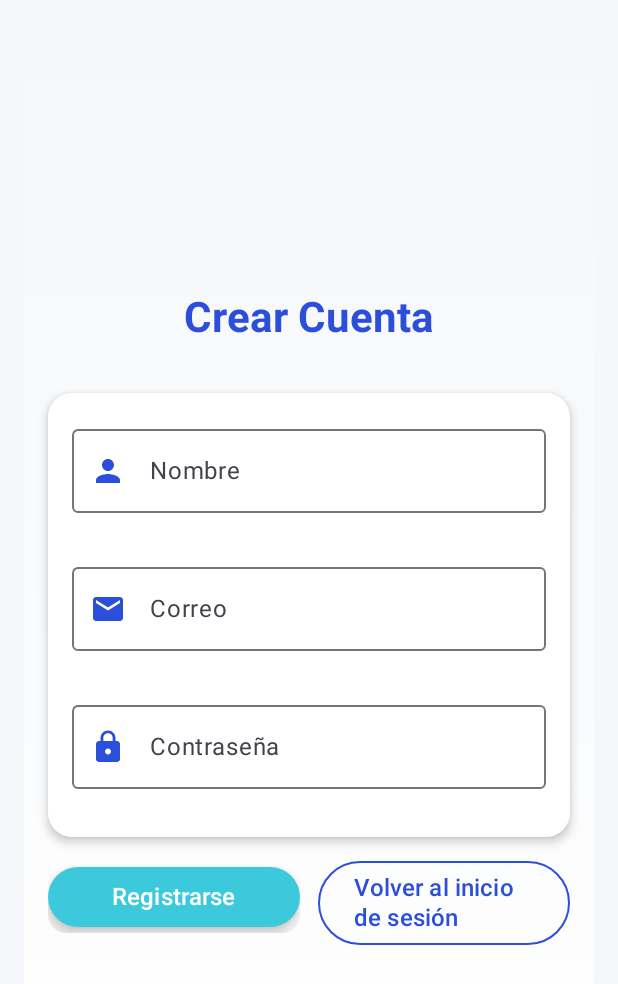
After one commit to MrMenth0l/Domingazo, an Android app built with Jetpack Compose: the RegisterScreen screen opened through its navigation route, on a phone screen of 412 x 824 dp. The commit adds this screen. Shown: the top 984 px of the screen. Run offline under Robolectric (Android 15) with nearby library versions, the phone set to English and light mode, and no system bars.

Commit message:
Implementacion de pantallas en la UI

```diff
--- /dev/null
+++ b/app/src/main/java/com/example/proyecto1_plataformasmoviles_domingazo/ui/login/LoginScreen.kt
@@ -0,0 +1,227 @@
+package com.example.proyecto1_plataformasmoviles_domingazo.ui.login
+
+import androidx.compose.animation.core.animateFloatAsState
+import androidx.compose.foundation.BorderStroke
+import androidx.compose.foundation.background
+import androidx.compose.foundation.layout.*
+import androidx.compose.foundation.shape.RoundedCornerShape
+import androidx.compose.material.icons.Icons
+import androidx.compose.material.icons.filled.Email
+import androidx.compose.material.icons.filled.Lock
+import androidx.compose.material3.*
+import androidx.compose.runtime.*
+import androidx.compose.ui.Alignment
+import androidx.compose.ui.Modifier
+import androidx.compose.ui.draw.clip
+import androidx.compose.ui.draw.scale
+import androidx.compose.ui.graphics.Brush
+import androidx.compose.ui.graphics.Color
+import androidx.compose.ui.text.font.FontWeight
+import androidx.compose.ui.text.input.PasswordVisualTransformation
+import androidx.compose.ui.unit.dp
+import androidx.compose.ui.unit.sp
+import com.example.proyecto1_plataformasmoviles_domingazo.ui.theme.AquaAccent
+import com.example.proyecto1_plataformasmoviles_domingazo.ui.theme.IndigoPrimary
+import kotlinx.coroutines.launch
+
+@OptIn(ExperimentalMaterial3Api::class)
+@Composable
+fun LoginScreen(
+    onLoginSuccess: () -> Unit,
+    onRegisterClick: () -> Unit,
+    registeredUsers: List<Triple<String, String, String>>, // Lista de usuarios registrados
+    snackbarHostState: SnackbarHostState = remember { SnackbarHostState() }
+) {
+    var email by remember { mutableStateOf("") }
+    var password by remember { mutableStateOf("") }
+    var emailError by remember { mutableStateOf(false) }
+    var passwordError by remember { mutableStateOf(false) }
+    var loginButtonPressed by remember { mutableStateOf(false) }
+    val loginButtonScale by animateFloatAsState(if (loginButtonPressed) 0.95f else 1f)
+    val coroutineScope = rememberCoroutineScope()
+
+    // Validación para el correo
+    fun isValidEmail(email: String): Boolean {
+        return email.contains("@") && email.contains(".")
+    }
+
+    Scaffold(
+        snackbarHost = { SnackbarHost(snackbarHostState) },
+        containerColor = Color(0xFFF5F7FA)
+    ) { padding ->
+        Column(
+            modifier = Modifier
+                .fillMaxSize()
+                .padding(padding)
+                .padding(horizontal = 16.dp, vertical = 20.dp)
+                .background(
+                    Brush.verticalGradient(
+                        colors = listOf(Color(0xFFF5F7FA), Color.White)
+                    )
+                ),
+            verticalArrangement = Arrangement.Center,
+            horizontalAlignment = Alignment.CenterHorizontally
+        ) {
+            // Título
+            Text(
+                text = "Bienvenido",
+                style = MaterialTheme.typography.headlineMedium.copy(
+                    fontWeight = FontWeight.Bold,
+                    fontSize = 28.sp,
+                    color = IndigoPrimary
+                ),
+                modifier = Modifier.padding(bottom = 32.dp)
+            )
+
+            // Tarjeta de formulario
+            Card(
+                modifier = Modifier
+                    .fillMaxWidth()
+                    .padding(horizontal = 16.dp),
+                shape = RoundedCornerShape(16.dp),
+                colors = CardDefaults.cardColors(containerColor = Color.White),
+                elevation = CardDefaults.cardElevation(defaultElevation = 4.dp)
+            ) {
+                Column(
+                    modifier = Modifier.padding(16.dp),
+                    verticalArrangement = Arrangement.spacedBy(12.dp)
+                ) {
+                    // Campo de correo
+                    OutlinedTextField(
+                        value = email,
+                        onValueChange = {
+                            email = it
+                            emailError = !isValidEmail(it)
+                        },
+                        label = { Text("Correo") },
+                        placeholder = { Text("Ej. ejemplo@correo.com") },
+                        leadingIcon = {
+                            Icon(
+                                Icons.Default.Email,
+                                contentDescription = "Ícono de correo",
+                                tint = IndigoPrimary
+                            )
+                        },
+                        modifier = Modifier
+                            .fillMaxWidth()
+                            .clip(RoundedCornerShape(12.dp)),
+                        isError = emailError,
+                        supportingText = {
+                            if (emailError) {
+                                Text(
+                                    text = "Ingresa un correo válido",
+                                    color = MaterialTheme.colorScheme.error,
+                                    style = MaterialTheme.typography.bodySmall
+                                )
+                            }
+                        },
+                        colors = OutlinedTextFieldDefaults.colors(
+                            focusedBorderColor = IndigoPrimary,
+                            unfocusedBorderColor = Color(0xFF757575),
+                            focusedLabelColor = IndigoPrimary,
+                            cursorColor = AquaAccent
+                        ),
+                        textStyle = MaterialTheme.typography.bodyLarge.copy(fontSize = 16.sp)
+                    )
+
+                    // Campo de contraseña
+                    OutlinedTextField(
+                        value = password,
+                        onValueChange = {
+                            password = it
+                            passwordError = it.isBlank()
+                        },
+                        label = { Text("Contraseña") },
+                        placeholder = { Text("Ingresa tu contraseña") },
+                        leadingIcon = {
+                            Icon(
+                                Icons.Default.Lock,
+                                contentDescription = "Ícono de contraseña",
+                                tint = IndigoPrimary
+                            )
+                        },
+                        visualTransformation = PasswordVisualTransformation(),
+                        modifier = Modifier
+                            .fillMaxWidth()
+                            .clip(RoundedCornerShape(12.dp)),
+                        isError = passwordError,
+                        supportingText = {
+                            if (passwordError) {
+                                Text(
+                                    text = "La contraseña no puede estar vacía",
+                                    color = MaterialTheme.colorScheme.error,
+                                    style = MaterialTheme.typography.bodySmall
+                                )
+                            }
+                        },
+                        colors = OutlinedTextFieldDefaults.colors(
+                            focusedBorderColor = IndigoPrimary,
+                            unfocusedBorderColor = Color(0xFF757575),
+                            focusedLabelColor = IndigoPrimary,
+                            cursorColor = AquaAccent
+                        ),
+                        textStyle = MaterialTheme.typography.bodyLarge.copy(fontSize = 16.sp)
+                    )
+                }
+            }
+
+            // Botones
+            Row(
+                modifier = Modifier
+                    .fillMaxWidth()
+                    .padding(top = 16.dp, start = 16.dp, end = 16.dp),
+                horizontalArrangement = Arrangement.spacedBy(12.dp)
+            ) {
+                Button(
+                    onClick = {
+                        loginButtonPressed = true
+                        emailError = !isValidEmail(email)
+                        passwordError = password.isBlank()
+                        if (!emailError && !passwordError) {
+                            // Verificar si el usuario existe en la lista de registrados
+                            val userExists = registeredUsers.any { it.second == email && it.third == password }
+                            if (userExists || (email == "diego.quan@uvg.edu.gt" && password == "123456")) {
+                                coroutineScope.launch {
+                                    snackbarHostState.showSnackbar("Inicio de sesión exitoso")
+                                    onLoginSuccess()
+                                }
+                            } else {
+                                coroutineScope.launch {
+                                    snackbarHostState.showSnackbar("Credenciales incorrectas")
+                                }
+                            }
+                        }
+                        loginButtonPressed = false
+                    },
+                    modifier = Modifier
+                        .weight(1f)
+                        .scale(loginButtonScale)
+                        .clip(RoundedCornerShape(12.dp)),
+                    colors = ButtonDefaults.buttonColors(
+                        containerColor = AquaAccent,
+                        contentColor = Color.White
+                    ),
+                    elevation = ButtonDefaults.buttonElevation(
+                        defaultElevation = 6.dp,
+                        pressedElevation = 2.dp
+                    )
+                ) {
+                    Text("Iniciar sesión", fontSize = 16.sp)
+                }
+
+                OutlinedButton(
+                    onClick = onRegisterClick,
+                    modifier = Modifier
+                        .weight(1f)
+                        .clip(RoundedCornerShape(12.dp)),
+                    colors = ButtonDefaults.outlinedButtonColors(
+                        contentColor = IndigoPrimary
+                    ),
+                    border = BorderStroke(1.dp, IndigoPrimary)
+                ) {
+                    Text("Registrarse", fontSize = 16.sp)
+                }
+            }
+        }
+    }
+}
--- a/app/src/main/java/com/example/proyecto1_plataformasmoviles_domingazo/ui/navigation/NavGraph.kt
+++ b/app/src/main/java/com/example/proyecto1_plataformasmoviles_domingazo/ui/navigation/NavGraph.kt
@@ -1,7 +1,7 @@
 package com.example.proyecto1_plataformasmoviles_domingazo.navigation
 
-import androidx.compose.material3.SnackbarHostState
 import androidx.compose.runtime.Composable
+import androidx.compose.runtime.mutableStateListOf
 import androidx.compose.runtime.remember
 import androidx.navigation.NavHostController
 import androidx.navigation.compose.NavHost
@@ -10,18 +10,57 @@ import androidx.navigation.navArgument
 import androidx.navigation.NavType
 import com.example.proyecto1_plataformasmoviles_domingazo.ui.home.HomeScreen
 import com.example.proyecto1_plataformasmoviles_domingazo.ui.itinerary.ItineraryScreen
+import com.example.proyecto1_plataformasmoviles_domingazo.ui.login.LoginScreen
 import com.example.proyecto1_plataformasmoviles_domingazo.ui.newitinerary.NewItineraryScreen
+import com.example.proyecto1_plataformasmoviles_domingazo.ui.register.RegisterScreen
 import com.example.proyecto1_plataformasmoviles_domingazo.ui.settings.SettingsScreen
+import androidx.compose.material3.SnackbarHostState
 import java.net.URLEncoder
 import java.nio.charset.StandardCharsets
 
 @Composable
 fun AppNavHost(navController: NavHostController) {
-    NavHost(navController = navController, startDestination = "home") {
+    // Lista simulada para almacenar usuarios registrados
+    val registeredUsers = remember { mutableStateListOf<Triple<String, String, String>>() }
+
+    NavHost(navController = navController, startDestination = "login") {
+        composable("login") {
+            val snackbarHostState = remember { SnackbarHostState() }
+            LoginScreen(
+                onLoginSuccess = {
+                    navController.navigate("home") {
+                        popUpTo("login") { inclusive = true }
+                    }
+                },
+                onRegisterClick = {
+                    navController.navigate("register")
+                },
+                registeredUsers = registeredUsers
+            )
+        }
+
+        composable("register") {
+            val snackbarHostState = remember { SnackbarHostState() }
+            RegisterScreen(
+                onRegisterSuccess = {
+                    navController.navigate("login") {
+                        popUpTo("register") { inclusive = true }
+                    }
+                },
+                onBackToLogin = {
+                    navController.popBackStack()
+                },
+                onUserRegistered = { name, email, password ->
+                    // Guardar usuario en la lista simulada
+                    registeredUsers.add(Triple(name, email, password))
+                },
+                snackbarHostState = snackbarHostState
+            )
+        }
+
         composable("home") {
             HomeScreen(
                 onItineraryClick = { itineraryId ->
-                    // Codificar el itineraryId para manejar caracteres especiales
                     val encodedId = URLEncoder.encode(itineraryId, StandardCharsets.UTF_8.toString())
                     navController.navigate("itinerary/$encodedId")
                 },
@@ -55,7 +94,6 @@ fun AppNavHost(navController: NavHostController) {
             SettingsScreen(
                 onBack = { navController.popBackStack() },
                 onLogout = {
-                    // Lógica de cierre de sesión, por ejemplo, navegar a login
                     navController.navigate("login") {
                         popUpTo(navController.graph.startDestinationId) { inclusive = true }
                     }
--- /dev/null
+++ b/app/src/main/java/com/example/proyecto1_plataformasmoviles_domingazo/ui/register/RegisterScreen.kt
@@ -0,0 +1,271 @@
+package com.example.proyecto1_plataformasmoviles_domingazo.ui.register
+
+import androidx.compose.animation.core.animateFloatAsState
+import androidx.compose.foundation.BorderStroke
+import androidx.compose.foundation.background
+import androidx.compose.foundation.layout.*
+import androidx.compose.foundation.shape.RoundedCornerShape
+import androidx.compose.material.icons.Icons
+import androidx.compose.material.icons.filled.Email
+import androidx.compose.material.icons.filled.Lock
+import androidx.compose.material.icons.filled.Person
+import androidx.compose.material3.*
+import androidx.compose.runtime.*
+import androidx.compose.ui.Alignment
+import androidx.compose.ui.Modifier
+import androidx.compose.ui.draw.clip
+import androidx.compose.ui.draw.scale
+import androidx.compose.ui.graphics.Brush
+import androidx.compose.ui.graphics.Color
+import androidx.compose.ui.text.font.FontWeight
+import androidx.compose.ui.text.input.PasswordVisualTransformation
+import androidx.compose.ui.unit.dp
+import androidx.compose.ui.unit.sp
+import com.example.proyecto1_plataformasmoviles_domingazo.ui.theme.AquaAccent
+import com.example.proyecto1_plataformasmoviles_domingazo.ui.theme.IndigoPrimary
+import kotlinx.coroutines.launch
+
+@OptIn(ExperimentalMaterial3Api::class)
+@Composable
+fun RegisterScreen(
+    onRegisterSuccess: () -> Unit,
+    onBackToLogin: () -> Unit,
+    onUserRegistered: (String, String, String) -> Unit, // Callback para guardar usuario
+    snackbarHostState: SnackbarHostState = remember { SnackbarHostState() }
+) {
+    var name by remember { mutableStateOf("") }
+    var email by remember { mutableStateOf("") }
+    var password by remember { mutableStateOf("") }
+    var nameError by remember { mutableStateOf(false) }
+    var emailError by remember { mutableStateOf(false) }
+    var passwordError by remember { mutableStateOf(false) }
+    var registerButtonPressed by remember { mutableStateOf(false) }
+    val registerButtonScale by animateFloatAsState(if (registerButtonPressed) 0.95f else 1f)
+    val coroutineScope = rememberCoroutineScope()
+
+    // Validaciones
+    fun isValidEmail(email: String): Boolean {
+        return email.contains("@") && email.contains(".")
+    }
+
+    fun isValidPassword(password: String): Boolean {
+        return password.length >= 6
+    }
+
+    Scaffold(
+        snackbarHost = { SnackbarHost(snackbarHostState) },
+        containerColor = Color(0xFFF5F7FA)
+    ) { padding ->
+        Column(
+            modifier = Modifier
+                .fillMaxSize()
+                .padding(padding)
+                .padding(horizontal = 16.dp, vertical = 20.dp)
+                .background(
+                    Brush.verticalGradient(
+                        colors = listOf(Color(0xFFF5F7FA), Color.White)
+                    )
+                ),
+            verticalArrangement = Arrangement.Center,
+            horizontalAlignment = Alignment.CenterHorizontally
+        ) {
+            // Título
+            Text(
+                text = "Crear Cuenta",
+                style = MaterialTheme.typography.headlineMedium.copy(
+                    fontWeight = FontWeight.Bold,
+                    fontSize = 28.sp,
+                    color = IndigoPrimary
+                ),
+                modifier = Modifier.padding(bottom = 32.dp)
+            )
+
+            // Tarjeta de formulario
+            Card(
+                modifier = Modifier
+                    .fillMaxWidth()
+                    .padding(horizontal = 16.dp),
+                shape = RoundedCornerShape(16.dp),
+                colors = CardDefaults.cardColors(containerColor = Color.White),
+                elevation = CardDefaults.cardElevation(defaultElevation = 4.dp)
+            ) {
+                Column(
+                    modifier = Modifier.padding(16.dp),
+                    verticalArrangement = Arrangement.spacedBy(12.dp)
+                ) {
+                    // Campo de nombre
+                    OutlinedTextField(
+                        value = name,
+                        onValueChange = {
+                            name = it
+                            nameError = it.isBlank()
+                        },
+                        label = { Text("Nombre") },
+                        placeholder = { Text("Ej. Diego Quan") },
+                        leadingIcon = {
+                            Icon(
+                                Icons.Default.Person,
+                                contentDescription = "Ícono de nombre",
+                                tint = IndigoPrimary
+                            )
+                        },
+                        modifier = Modifier
+                            .fillMaxWidth()
+                            .clip(RoundedCornerShape(12.dp)),
+                        isError = nameError,
+                        supportingText = {
+                            if (nameError) {
+                                Text(
+                                    text = "El nombre no puede estar vacío",
+                                    color = MaterialTheme.colorScheme.error,
+                                    style = MaterialTheme.typography.bodySmall
+                                )
+                            }
+                        },
+                        colors = OutlinedTextFieldDefaults.colors(
+                            focusedBorderColor = IndigoPrimary,
+                            unfocusedBorderColor = Color(0xFF757575),
+                            focusedLabelColor = IndigoPrimary,
+                            cursorColor = AquaAccent
+                        ),
+                        textStyle = MaterialTheme.typography.bodyLarge.copy(fontSize = 16.sp)
+                    )
+
+                    // Campo de correo
+                    OutlinedTextField(
+                        value = email,
+                        onValueChange = {
+                            email = it
+                            emailError = !isValidEmail(it)
+                        },
+                        label = { Text("Correo") },
+                        placeholder = { Text("Ej. ejemplo@correo.com") },
+                        leadingIcon = {
+                            Icon(
+                                Icons.Default.Email,
+                                contentDescription = "Ícono de correo",
+                                tint = IndigoPrimary
+                            )
+                        },
+                        modifier = Modifier
+                            .fillMaxWidth()
+                            .clip(RoundedCornerShape(12.dp)),
+                        isError = emailError,
+                        supportingText = {
+                            if (emailError) {
+                                Text(
+                                    text = "Ingresa un correo válido",
+                                    color = MaterialTheme.colorScheme.error,
+                                    style = MaterialTheme.typography.bodySmall
+                                )
+                            }
+                        },
+                        colors = OutlinedTextFieldDefaults.colors(
+                            focusedBorderColor = IndigoPrimary,
+                            unfocusedBorderColor = Color(0xFF757575),
+                            focusedLabelColor = IndigoPrimary,
+                            cursorColor = AquaAccent
+                        ),
+                        textStyle = MaterialTheme.typography.bodyLarge.copy(fontSize = 16.sp)
+                    )
+
+                    // Campo de contraseña
+                    OutlinedTextField(
+                        value = password,
+                        onValueChange = {
+                            password = it
+                            passwordError = !isValidPassword(it)
+                        },
+                        label = { Text("Contraseña") },
+                        placeholder = { Text("Mínimo 6 caracteres") },
+                        leadingIcon = {
+                            Icon(
+                                Icons.Default.Lock,
+                                contentDescription = "Ícono de contraseña",
+                                tint = IndigoPrimary
+                            )
+                        },
+                        visualTransformation = PasswordVisualTransformation(),
+                        modifier = Modifier
+                            .fillMaxWidth()
+                            .clip(RoundedCornerShape(12.dp)),
+                        isError = passwordError,
+                        supportingText = {
+                            if (passwordError) {
+                                Text(
+                                    text = "La contraseña debe tener al menos 6 caracteres",
+                                    color = MaterialTheme.colorScheme.error,
+                                    style = MaterialTheme.typography.bodySmall
+                                )
+                            }
+                        },
+                        colors = OutlinedTextFieldDefaults.colors(
+                            focusedBorderColor = IndigoPrimary,
+                            unfocusedBorderColor = Color(0xFF757575),
+                            focusedLabelColor = IndigoPrimary,
+                            cursorColor = AquaAccent
+                        ),
+                        textStyle = MaterialTheme.typography.bodyLarge.copy(fontSize = 16.sp)
+                    )
+                }
+            }
+
+            // Botones
+            Row(
+                modifier = Modifier
+                    .fillMaxWidth()
+                    .padding(top = 16.dp, start = 16.dp, end = 16.dp),
+                horizontalArrangement = Arrangement.spacedBy(12.dp)
+            ) {
+                Button(
+                    onClick = {
+                        registerButtonPressed = true
+                        nameError = name.isBlank()
+                        emailError = !isValidEmail(email)
+                        passwordError = !isValidPassword(email)
+                        if (!nameError && !emailError && !passwordError) {
+                            // Simulación de registro: guardar usuario
+                            onUserRegistered(name, email, password)
+                            coroutineScope.launch {
+                                snackbarHostState.showSnackbar("Registro exitoso")
+                                onRegisterSuccess()
+                            }
+                        } else {
+                            coroutineScope.launch {
+                                snackbarHostState.showSnackbar("Por favor, corrige los errores")
+                            }
+                        }
+                        registerButtonPressed = false
+                    },
+                    modifier = Modifier
+                        .weight(1f)
+                        .scale(registerButtonScale)
+                        .clip(RoundedCornerShape(12.dp)),
+                    colors = ButtonDefaults.buttonColors(
+                        containerColor = AquaAccent,
+                        contentColor = Color.White
+                    ),
+                    elevation = ButtonDefaults.buttonElevation(
+                        defaultElevation = 6.dp,
+                        pressedElevation = 2.dp
+                    )
+                ) {
+                    Text("Registrarse", fontSize = 16.sp)
+                }
+
+                OutlinedButton(
+                    onClick = onBackToLogin,
+                    modifier = Modifier
+                        .weight(1f)
+                        .clip(RoundedCornerShape(12.dp)),
+                    colors = ButtonDefaults.outlinedButtonColors(
+                        contentColor = IndigoPrimary
+                    ),
+                    border = BorderStroke(1.dp, IndigoPrimary)
+                ) {
+                    Text("Volver al inicio de sesión", fontSize = 16.sp)
+                }
+            }
+        }
+    }
+}
```
